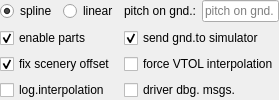
Above: src/blackgui/editors/interpolationsetupform.ui from swift-project/pilotclient before the change. Below: the same form after it.
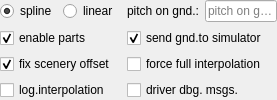
That is the form after the change.

Commit message: Renamed to FullInterpolation (formerly VtolInterpolation)

```diff
--- a/src/blackgui/editors/interpolationsetupform.ui
+++ b/src/blackgui/editors/interpolationsetupform.ui
@@ -53,7 +53,7 @@
    <item row="2" column="1">
     <widget class="QCheckBox" name="cb_ForceVtolInterpolation">
      <property name="text">
-      <string>force VTOL interpolation</string>
+      <string>force full interpolation</string>
      </property>
     </widget>
    </item>
```
Left out of the diff: 5 changed lines with no effect on the pictures. The commit also changes 8 other files.
